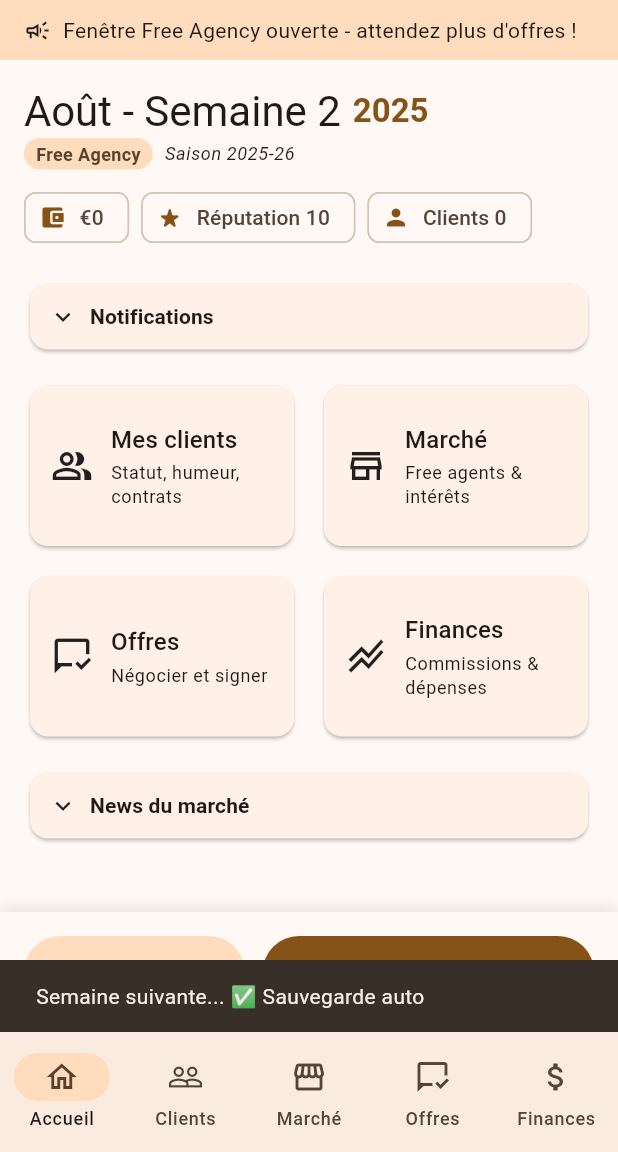
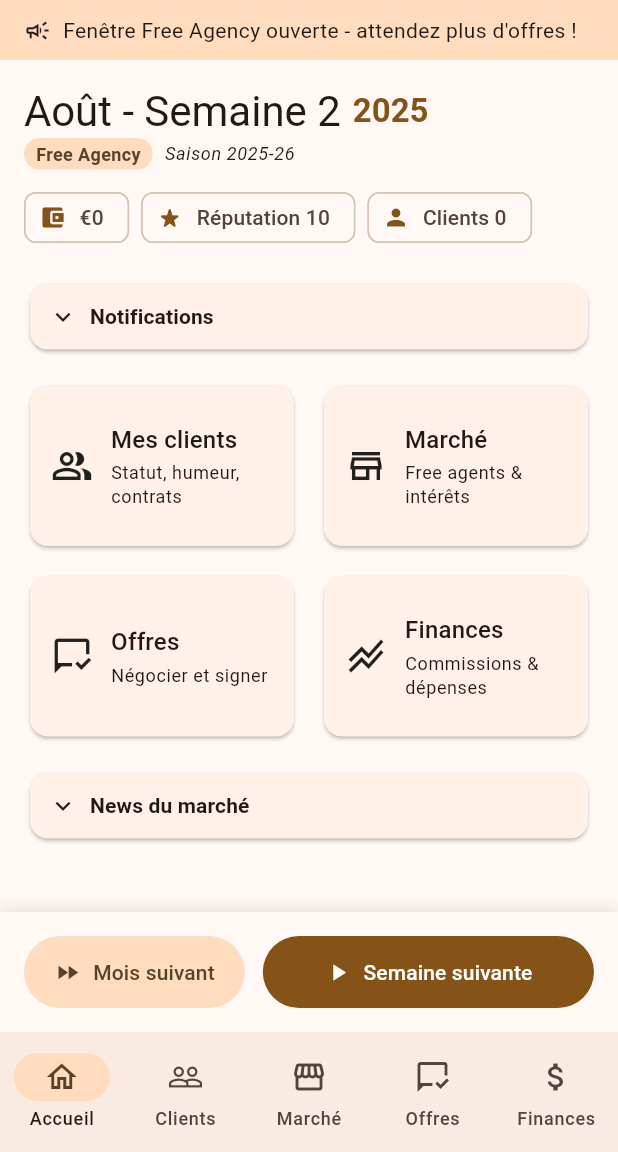
Before and after one commit to antwass/nba_agent, a Flutter app: the HomeScreen screen opened directly, after a tap on "Mois suivant", after a tap on "Semaine suivante", on a phone screen of 412 x 824 dp, the part 84-1236 px from its top. Run offline on Flutter 3.47's test engine with Material 3 defaults, Android fonts, the phone set to English and light mode, and no system bars; our stand-ins replace flutter_riverpod, shared_preferences; accounts and stored records are empty.

Commit message:
25/08 n4

```diff
--- a/lib/domain/entities.dart
+++ b/lib/domain/entities.dart
@@ -212,7 +212,7 @@ class LeagueState {
 
   // 👇 nouveau : système de notifications séparées
   List<GameNotification> notifications;  // Notifications personnelles
-  List<String> marketNews;          // News globales du marché
+  List<MarketNewsEntry> marketNews;      // News globales du marché avec timestamp
 
   LeagueState({
     required this.week,
@@ -223,7 +223,7 @@ class LeagueState {
     List<Contract>? contracts,
     List<String>? recentEvents,  // Garde pour compatibilité
     List<GameNotification>? notifications,
-    List<String>? marketNews,
+    List<MarketNewsEntry>? marketNews,
     List<FinanceEntry>? ledger,
   })  : offers = offers ?? [],
         contracts = contracts ?? [],
@@ -242,7 +242,7 @@ class LeagueState {
       contracts: contracts.map((c) => c.copyWith()).toList(),
       ledger: List.from(ledger),
       notifications: notifications.map((n) => n.copyWith()).toList(),
-      marketNews: List.from(marketNews),
+      marketNews: marketNews.map((n) => n.copyWith()).toList(),
     );
   }
 }
@@ -252,6 +252,23 @@ class FinanceEntry {
   final String label;  // ex: "Commission: J. Doe (2 ans)"
   final int amount;    // en € (positif = revenu, négatif = dépense)
   const FinanceEntry({required this.week, required this.label, required this.amount});
+}
+
+class MarketNewsEntry {
+  final int week;      // semaine où la news a été créée
+  final String message; // contenu de la news
+
+  const MarketNewsEntry({required this.week, required this.message});
+
+  MarketNewsEntry copyWith({
+    int? week,
+    String? message,
+  }) {
+    return MarketNewsEntry(
+      week: week ?? this.week,
+      message: message ?? this.message,
+    );
+  }
 }
 
 enum NotificationType {
--- a/lib/domain/usecases/advance_week.dart
+++ b/lib/domain/usecases/advance_week.dart
@@ -99,32 +99,52 @@ AdvanceWeekResult advanceWeek(LeagueState s, {Random? rng}) {
     generated++;
   }
 
-  // 4) Événements du marché
-  if (generated > 0) leagueCopy.marketNews.add('📊 $generated nouvelles offres sur le marché cette semaine');
+  // 4) Expiration automatique des news après 4 semaines
+  leagueCopy.marketNews.removeWhere((news) => leagueCopy.week - news.week >= 4);
+
+  // 5) Événements du marché
+  if (generated > 0) {
+    leagueCopy.marketNews.add(MarketNewsEntry(
+      week: leagueCopy.week,
+      message: '📊 $generated nouvelles offres sur le marché cette semaine'
+    ));
+  }
   if (r.nextDouble() < 0.20) {
-    leagueCopy.marketNews.add('💬 Rumeur: Les équipes cherchent des meneurs cette semaine');
+    leagueCopy.marketNews.add(MarketNewsEntry(
+      week: leagueCopy.week,
+      message: '💬 Rumeur: Les équipes cherchent des meneurs cette semaine'
+    ));
   }
 
   // Générer des offres pour les clients de l'agent
   generateOffersForClients(leagueCopy, r);
 
-  // 5) Avancer le temps + publier les events
+  // 6) Avancer le temps + publier les events
   leagueCopy.week += 1;
 
   // Vérifier les événements spéciaux
   final specialEvent = GameCalendar.getSpecialEvent(leagueCopy.week);
   if (specialEvent != null) {
-    leagueCopy.marketNews.insert(0, specialEvent);  // Mettre en premier
+    leagueCopy.marketNews.insert(0, MarketNewsEntry(
+      week: leagueCopy.week,
+      message: specialEvent
+    ));  // Mettre en premier
   }
 
   // Événement spécial nouvelle année
   if (GameCalendar.isNewYear(leagueCopy.week)) {
-    leagueCopy.marketNews.add("🎊 Bonne année ${GameCalendar.getYear(leagueCopy.week)} !");
+    leagueCopy.marketNews.add(MarketNewsEntry(
+      week: leagueCopy.week,
+      message: "🎊 Bonne année ${GameCalendar.getYear(leagueCopy.week)} !"
+    ));
   }
 
   // Événement nouvelle saison
   if (GameCalendar.isNewSeason(leagueCopy.week)) {
-    leagueCopy.marketNews.add("📅 Nouvelle saison NBA ${GameCalendar.getSeason(leagueCopy.week)} commence !");
+    leagueCopy.marketNews.add(MarketNewsEntry(
+      week: leagueCopy.week,
+      message: "📅 Nouvelle saison NBA ${GameCalendar.getSeason(leagueCopy.week)} commence !"
+    ));
   }
 
   // Faire vieillir les joueurs une fois par an (semaine 52)
@@ -136,7 +156,10 @@ AdvanceWeekResult advanceWeek(LeagueState s, {Random? rng}) {
         p.overall = (p.overall - 2).clamp(60, 99);
       }
     }
-    leagueCopy.marketNews.add("📆 Les joueurs ont vieilli d'un an");
+    leagueCopy.marketNews.add(MarketNewsEntry(
+      week: leagueCopy.week,
+      message: "📆 Les joueurs ont vieilli d'un an"
+    ));
   }
 
   // Adapter la génération d'offres selon la phase
--- a/lib/domain/usecases/generate_client_offers.dart
+++ b/lib/domain/usecases/generate_client_offers.dart
@@ -106,9 +106,10 @@ void _generateFAOffersForClients(LeagueState league, Random rng) {
       ));
 
       // News globale du marché (visible par tous)
-      league.marketNews.add(
-        '💼 ${team.name} fait une offre à ${player.name}'
-      );
+      league.marketNews.add(MarketNewsEntry(
+        week: league.week,
+        message: '💼 ${team.name} fait une offre à ${player.name}'
+      ));
     }
   }
 }
@@ -164,9 +165,10 @@ void _generateExtensionOffers(LeagueState league, Random rng) {
       ));
 
       // News du marché
-      league.marketNews.add(
-        '📝 ${team.name} négocie une extension avec ${player.name}'
-      );
+      league.marketNews.add(MarketNewsEntry(
+        week: league.week,
+        message: '📝 ${team.name} négocie une extension avec ${player.name}'
+      ));
     }
   }
 }
@@ -205,9 +207,10 @@ void _generateTradeRumors(LeagueState league, Random rng) {
   ));
 
   // News du marché
-  league.marketNews.add(
-    '🔄 Rumeur: ${currentTeam.name} et ${targetTeam.name} discutent d\'un échange'
-  );
+  league.marketNews.add(MarketNewsEntry(
+    week: league.week,
+    message: '🔄 Rumeur: ${currentTeam.name} et ${targetTeam.name} discutent d\'un échange'
+  ));
 
   // Note: Pour le MVP, on ne fait pas le trade réel, juste la rumeur
   // Dans une V2, on pourrait stocker cette rumeur et la concrétiser plus tard
--- a/lib/features/home/home_screen.dart
+++ b/lib/features/home/home_screen.dart
@@ -32,25 +32,11 @@ class HomeScreen extends ConsumerWidget {
       await svc.upsertSlot(meta);
     }
 
-    // 3) sauvegarde automatique
+    // 3) sauvegarde automatique silencieuse
     try {
       await ref.read(gameControllerProvider.notifier).saveGame();
-      // Feedback avec mention de la sauvegarde
-      if (context.mounted) {
-        ScaffoldMessenger.of(context).showSnackBar(
-          const SnackBar(
-            content: Text('Semaine suivante... ✅ Sauvegarde auto'),
-            duration: Duration(seconds: 1),
-          ),
-        );
-      }
     } catch (e) {
       print('Erreur sauvegarde auto: $e');
-      // Fallback sans sauvegarde
-      if (context.mounted) {
-        ScaffoldMessenger.of(context)
-            .showSnackBar(const SnackBar(content: Text('Semaine suivante...')));
-      }
     }
   }
 
@@ -73,22 +59,11 @@ class HomeScreen extends ConsumerWidget {
       await svc.upsertSlot(meta);
     }
 
-    // Sauvegarde automatique
+    // Sauvegarde automatique silencieuse
     try {
       await ref.read(gameControllerProvider.notifier).saveGame();
-      if (context.mounted) {
-        final week = ref.read(gameControllerProvider).league?.week ?? 1;
-        ScaffoldMessenger.of(context).showSnackBar(
-          SnackBar(content: Text('Un mois s\'est écoulé – ${GameCalendar.weekToDisplay(week)} ✅ Sauvegarde auto')),
-        );
-      }
     } catch (e) {
-      if (context.mounted) {
-        final week = ref.read(gameControllerProvider).league?.week ?? 1;
-        ScaffoldMessenger.of(context).showSnackBar(
-          SnackBar(content: Text('Un mois s\'est écoulé – ${GameCalendar.weekToDisplay(week)}')),
-        );
-      }
+      print('Erreur sauvegarde auto: $e');
     }
   }
 
@@ -247,7 +222,7 @@ class HomeScreen extends ConsumerWidget {
 
                         // News du marché collapsibles
                         _CompactMarketNews(
-                          marketNews: league.marketNews.take(10).toList(),
+                          marketNews: league.marketNews.map((entry) => entry.message).take(10).toList(),
                         ),
                       ],
                     ),
@@ -753,7 +728,7 @@ class _CompactMarketNewsState extends State<_CompactMarketNews> {
             ),
           ),
 
-          // Contenu collapsible
+          // Contenu collapsible vers le BAS
           AnimatedCrossFade(
             firstChild: const SizedBox.shrink(),
             secondChild: Column(
--- a/lib/features/start/save_service.dart
+++ b/lib/features/start/save_service.dart
@@ -115,7 +115,10 @@ class SaveService {
           'relatedPlayerId': n.relatedPlayerId,
           'relatedOfferId': n.relatedOfferId,
         }).toList(),
-        'marketNews': state.marketNews,
+        'marketNews': state.marketNews.map((n) => {
+          'week': n.week,
+          'message': n.message,
+        }).toList(),
       };
 
       final jsonString = json.encode(stateJson);
@@ -220,7 +223,12 @@ class SaveService {
         contracts: contracts,
         ledger: ledger,
         notifications: notifications,
-        marketNews: List<String>.from(stateJson['marketNews']),
+        marketNews: (stateJson['marketNews'] as List)
+            .map((n) => MarketNewsEntry(
+              week: n['week'] ?? 1,
+              message: n['message'] ?? '',
+            ))
+            .toList(),
       );
 
     } catch (e) {
```
